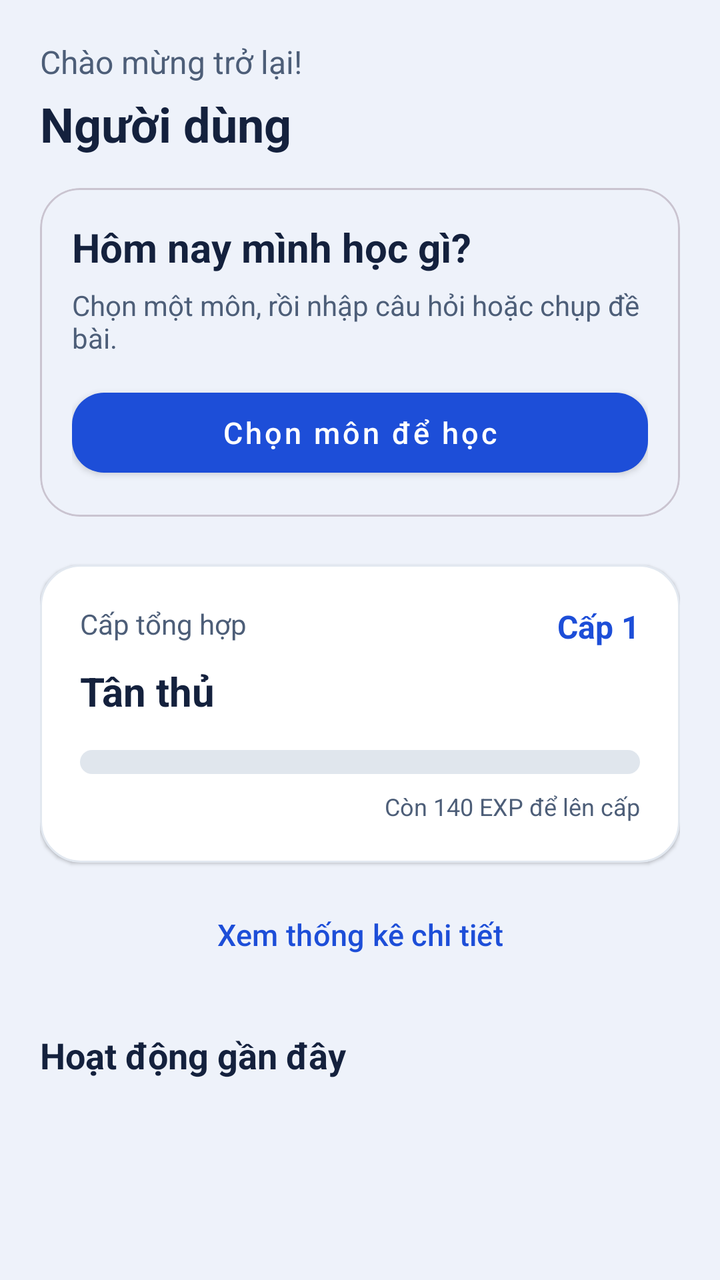
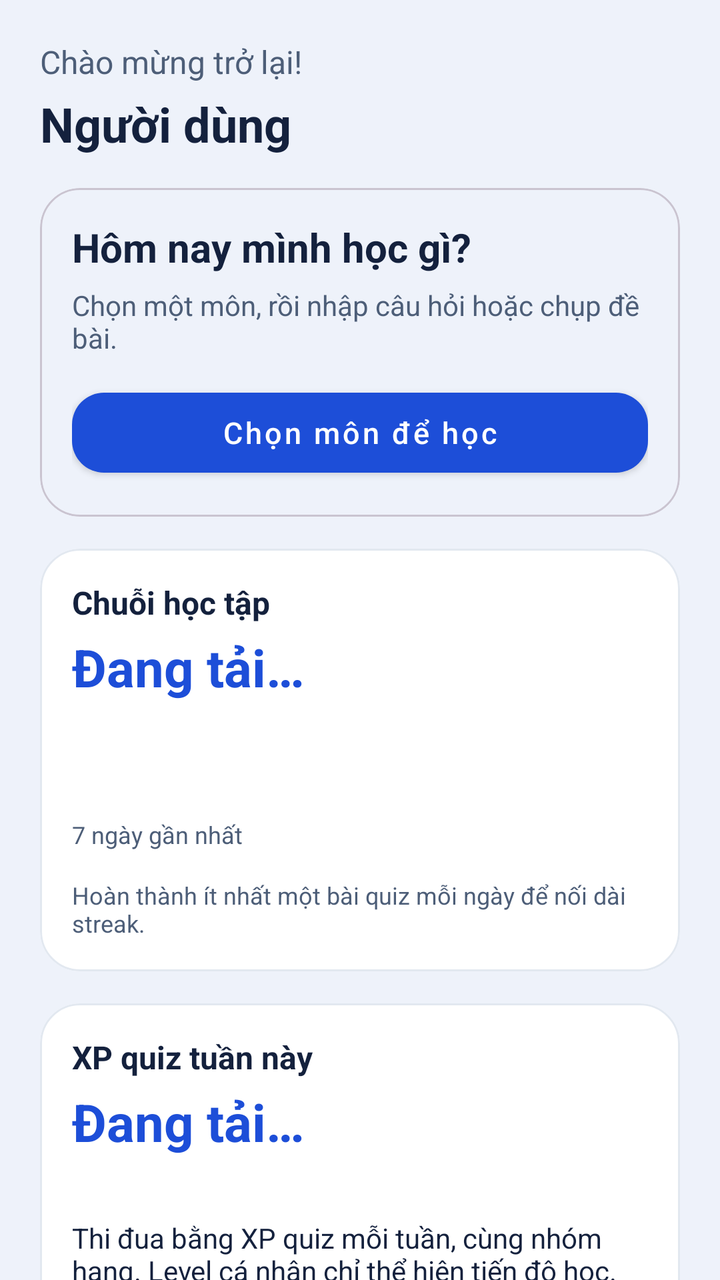

Screens rendered from an Android XML layout before and after an edit, with the pre-edit source and the edit as a unified diff.
<!-- AndroidManifest.xml: activity theme Theme.ASMfinal -->
<!-- res/layout/fragment_home.xml -->
<androidx.core.widget.NestedScrollView xmlns:android="http://schemas.android.com/apk/res/android" xmlns:app="http://schemas.android.com/apk/res-auto" android:layout_width="match_parent" android:layout_height="match_parent" android:background="@color/neumorphic_background">

    <LinearLayout android:layout_width="match_parent" android:layout_height="wrap_content" android:orientation="vertical" android:padding="20dp">


        <TextView android:id="@+id/tv_home_welcome" android:layout_width="wrap_content" android:layout_height="wrap_content" android:text="@string/home_welcome_back" android:textColor="@color/textColorSecondary" android:textSize="16sp" />

        <TextView android:id="@+id/txt_home_content" android:layout_width="wrap_content" android:layout_height="wrap_content" android:layout_marginTop="4dp" android:text="@string/home_default_user" android:textColor="@color/textColorPrimary" android:textSize="24sp" android:textStyle="bold" />


        <com.google.android.material.card.MaterialCardView android:layout_width="match_parent" android:layout_height="wrap_content" android:layout_marginTop="16dp" app:cardCornerRadius="20dp" app:cardElevation="0dp" app:cardBackgroundColor="@color/backgroundColor">
            <LinearLayout android:layout_width="match_parent" android:layout_height="wrap_content" android:orientation="vertical" android:padding="16dp">
                <TextView android:layout_width="match_parent" android:layout_height="wrap_content" android:text="@string/ux_start_title" android:textColor="@color/textColorPrimary" android:textSize="20sp" android:textStyle="bold" />
                <TextView android:id="@+id/text_learning_hint" android:layout_width="match_parent" android:layout_height="wrap_content" android:layout_marginTop="6dp" android:text="@string/ux_start_hint" android:textColor="@color/textColorSecondary" android:textSize="14sp" />
                <com.google.android.material.button.MaterialButton android:id="@+id/button_start_learning" android:layout_width="match_parent" android:layout_height="wrap_content" android:minHeight="52dp" android:layout_marginTop="12dp" android:text="@string/ux_choose_subject" />
            </LinearLayout>
        </com.google.android.material.card.MaterialCardView>

        <TextView android:id="@+id/tv_dashboard_status" android:layout_width="match_parent" android:layout_height="wrap_content" android:minHeight="48dp" android:text="@string/dashboard_partial" android:textColor="@color/textColorSecondary" android:textSize="14sp" android:visibility="gone" android:clickable="true" android:focusable="true" /><androidx.cardview.widget.CardView android:layout_width="match_parent" android:layout_height="wrap_content" android:layout_marginTop="24dp" app:cardCornerRadius="20dp" app:cardElevation="1dp" app:cardBackgroundColor="@android:color/transparent">

            <LinearLayout android:layout_width="match_parent" android:layout_height="wrap_content" android:background="@drawable/neumorphic_card_bg" android:orientation="vertical" android:padding="20dp">

                <RelativeLayout android:layout_width="match_parent" android:layout_height="wrap_content">

                    <TextView android:id="@+id/tv_total_level_label" android:layout_width="match_parent" android:layout_height="wrap_content" android:text="@string/home_overall_level" android:textColor="@color/textColorSecondary" android:textSize="14sp" android:layout_toStartOf="@id/tv_total_level_value" android:layout_marginEnd="8dp" />

                    <TextView android:id="@+id/tv_total_level_value" android:layout_width="wrap_content" android:layout_height="wrap_content" android:layout_alignParentEnd="true" android:text="@string/home_default_level" android:textColor="@color/neumorphic_accent" android:textSize="16sp" android:textStyle="bold" />
                </RelativeLayout>

                <TextView android:id="@+id/tv_level_title" android:layout_width="wrap_content" android:layout_height="wrap_content" android:layout_marginTop="8dp" android:text="@string/home_level_1" android:textColor="@color/textColorPrimary" android:textSize="20sp" android:textStyle="bold" />

                <ProgressBar android:id="@+id/pb_total_exp" style="@android:style/Widget.ProgressBar.Horizontal" android:layout_width="match_parent" android:layout_height="12dp" android:layout_marginTop="16dp" android:max="100" android:progress="0" android:progressDrawable="@drawable/custom_progress_bar" />

                <TextView android:id="@+id/tv_exp_detail" android:layout_width="wrap_content" android:layout_height="wrap_content" android:layout_gravity="end" android:layout_marginTop="8dp" android:text="@string/home_default_exp_remaining" android:textColor="@color/textColorSecondary" android:textSize="12sp" />

            </LinearLayout>
        </androidx.cardview.widget.CardView>


        <com.google.android.material.button.MaterialButton android:id="@+id/button_stats_toggle" android:layout_width="match_parent" android:layout_height="wrap_content" android:minHeight="48dp" android:layout_marginTop="12dp" android:text="@string/ux_show_stats" style="@style/Widget.Material3.Button.TextButton" />
        <LinearLayout android:id="@+id/layout_detailed_stats" android:layout_width="match_parent" android:layout_height="wrap_content" android:orientation="vertical" android:visibility="gone">
        <com.example.mentor.ui.AdaptiveCardRow android:layout_width="match_parent" android:layout_height="wrap_content" android:layout_marginTop="24dp" android:baselineAligned="false" android:orientation="horizontal">


            <androidx.cardview.widget.CardView android:layout_width="0dp" android:layout_height="wrap_content" android:layout_weight="1.2" android:layout_marginEnd="8dp" app:cardCornerRadius="20dp" app:cardElevation="1dp" app:cardBackgroundColor="@android:color/transparent">

                <LinearLayout android:layout_width="match_parent" android:layout_height="match_parent" android:background="@drawable/neumorphic_card_bg" android:gravity="center" android:orientation="vertical" android:padding="16dp">

                    <TextView android:layout_width="wrap_content" android:layout_height="wrap_content" android:text="@string/home_completion_ratio" android:textColor="@color/textColorPrimary" android:textSize="14sp" android:textStyle="bold" />

                    <com.example.asm_final.utils.SimplePieChartView android:id="@+id/pie_chart_exp" android:layout_width="120dp" android:layout_height="120dp" android:layout_marginTop="12dp" />

                    <TextView android:id="@+id/tv_chart_summary" android:layout_width="wrap_content" android:layout_height="wrap_content" android:layout_marginTop="8dp" android:text="@string/home_based_on_exp" android:textColor="@color/textColorSecondary" android:textSize="12sp" />
                </LinearLayout>
            </androidx.cardview.widget.CardView>


            <androidx.cardview.widget.CardView android:layout_width="0dp" android:layout_height="wrap_content" android:layout_weight="1" android:layout_marginStart="8dp" app:cardCornerRadius="20dp" app:cardElevation="1dp" app:cardBackgroundColor="@android:color/transparent">

                <LinearLayout android:layout_width="match_parent" android:layout_height="match_parent" android:background="@drawable/neumorphic_card_bg" android:orientation="vertical" android:padding="16dp">

                    <TextView android:layout_width="wrap_content" android:layout_height="wrap_content" android:text="@string/home_learning_time" android:textColor="@color/textColorPrimary" android:textSize="14sp" android:textStyle="bold" />


                    <TextView android:layout_width="wrap_content" android:layout_height="wrap_content" android:text="@string/cat_math" android:textSize="12sp" android:layout_marginTop="12dp" />
                    <ProgressBar android:id="@+id/pb_time_math" style="@android:style/Widget.ProgressBar.Horizontal" android:layout_width="match_parent" android:layout_height="4dp" android:progressDrawable="@drawable/custom_progress_bar" />

                    <TextView android:layout_width="wrap_content" android:layout_height="wrap_content" android:text="@string/cat_science" android:textSize="12sp" android:layout_marginTop="6dp" />
                    <ProgressBar android:id="@+id/pb_time_science" style="@android:style/Widget.ProgressBar.Horizontal" android:layout_width="match_parent" android:layout_height="4dp" android:progressDrawable="@drawable/custom_progress_bar" />

                    <TextView android:layout_width="wrap_content" android:layout_height="wrap_content" android:text="@string/cat_history" android:textSize="12sp" android:layout_marginTop="6dp" />
                    <ProgressBar android:id="@+id/pb_time_history" style="@android:style/Widget.ProgressBar.Horizontal" android:layout_width="match_parent" android:layout_height="4dp" android:progressDrawable="@drawable/custom_progress_bar" />

                    <TextView android:layout_width="wrap_content" android:layout_height="wrap_content" android:text="@string/cat_it" android:textSize="12sp" android:layout_marginTop="6dp" />
                    <ProgressBar android:id="@+id/pb_time_prog" style="@android:style/Widget.ProgressBar.Horizontal" android:layout_width="match_parent" android:layout_height="4dp" android:progressDrawable="@drawable/custom_progress_bar" />

                </LinearLayout>
            </androidx.cardview.widget.CardView>
        </com.example.mentor.ui.AdaptiveCardRow>

        <TextView android:layout_width="wrap_content" android:layout_height="wrap_content" android:layout_marginTop="24dp" android:text="@string/home_subject_progress" android:textColor="@color/textColorPrimary" android:textSize="18sp" android:textStyle="bold" />

        <HorizontalScrollView android:layout_width="match_parent" android:layout_height="wrap_content" android:layout_marginTop="12dp" android:scrollbars="none">

            <LinearLayout android:layout_width="wrap_content" android:layout_height="wrap_content" android:orientation="horizontal">

                <include layout="@layout/item_subject_mini_stat" android:id="@+id/mini_math" />
                <include layout="@layout/item_subject_mini_stat" android:id="@+id/mini_science" />
                <include layout="@layout/item_subject_mini_stat" android:id="@+id/mini_history" />
                <include layout="@layout/item_subject_mini_stat" android:id="@+id/mini_prog" />
            </LinearLayout>
        </HorizontalScrollView>



        </LinearLayout>

        <TextView android:layout_width="wrap_content" android:layout_height="wrap_content" android:layout_marginTop="24dp" android:text="@string/home_recent_activity" android:textColor="@color/textColorPrimary" android:textSize="18sp" android:textStyle="bold" />

        <TextView android:id="@+id/text_recent_empty" android:layout_width="match_parent" android:layout_height="wrap_content" android:layout_marginTop="12dp" android:text="@string/ux_no_activity" android:textColor="@color/textColorSecondary" android:textSize="14sp" android:visibility="gone" />
        <androidx.recyclerview.widget.RecyclerView android:id="@+id/rv_recent_activity" android:layout_width="match_parent" android:layout_height="wrap_content" android:layout_marginTop="12dp" android:nestedScrollingEnabled="false" />

    </LinearLayout>
</androidx.core.widget.NestedScrollView>
<!-- res/layout/item_subject_mini_stat.xml (included above) -->
<androidx.cardview.widget.CardView xmlns:android="http://schemas.android.com/apk/res/android" xmlns:app="http://schemas.android.com/apk/res-auto" android:layout_width="140dp" android:layout_height="wrap_content" android:layout_marginEnd="12dp" app:cardBackgroundColor="@android:color/transparent" app:cardCornerRadius="20dp" app:cardElevation="1dp">

    <LinearLayout android:layout_width="match_parent" android:layout_height="wrap_content" android:background="@drawable/neumorphic_card_bg" android:orientation="vertical" android:padding="12dp">

        <LinearLayout android:layout_width="match_parent" android:layout_height="wrap_content" android:gravity="center_vertical" android:orientation="horizontal">

            <ImageView android:id="@+id/iv_mini_icon" android:layout_width="20dp" android:layout_height="20dp" android:src="@drawable/ic_math_stat" android:contentDescription="@null" android:importantForAccessibility="no" />

            <TextView android:id="@+id/tv_mini_name" android:layout_width="wrap_content" android:layout_height="wrap_content" android:layout_marginStart="8dp" android:text="@string/cat_math" android:textColor="@color/textColorPrimary" android:textSize="12sp" android:textStyle="bold" />
        </LinearLayout>

        <TextView android:id="@+id/tv_mini_exp" android:layout_width="wrap_content" android:layout_height="wrap_content" android:layout_marginTop="8dp" android:text="@string/zero_exp" android:textColor="@color/textColorSecondary" android:textSize="12sp" />

        <ProgressBar android:id="@+id/pb_mini_stat" style="@android:style/Widget.ProgressBar.Horizontal" android:layout_width="match_parent" android:layout_height="3dp" android:layout_marginTop="6dp" android:progressDrawable="@drawable/custom_progress_bar" />
    </LinearLayout>
</androidx.cardview.widget.CardView>
<!-- resources referenced by this layout -->
<resources>
  <color name="backgroundColor">#EEF2FA</color>
  <color name="neumorphic_accent">#1D4ED8</color>
  <color name="neumorphic_background">#EEF2FA</color>
  <color name="textColorPrimary">#14213D</color>
  <color name="textColorSecondary">#4D5E78</color>
  <!-- drawable neumorphic_card_bg (drawable) -->
  <shape xmlns:android="http://schemas.android.com/apk/res/android"><solid android:color="@color/surfaceColor"/><corners android:radius="20dp"/><stroke android:width="1dp" android:color="@color/dividerColor"/></shape>
  <string name="cat_history">Lịch sử</string>
  <string name="cat_it">Lập trình</string>
  <string name="cat_math">Toán học</string>
  <string name="cat_science">Khoa học</string>
  <string name="dashboard_partial">Một số tiến độ chưa tải được. Chạm để thử lại.</string>
  <string name="home_based_on_exp">Tỉ trọng EXP giữa các môn</string>
  <string name="home_completion_ratio">Phân bố EXP</string>
  <string name="home_default_exp_remaining">Còn 140 EXP để lên cấp</string>
  <string name="home_default_level">Cấp 1</string>
  <string name="home_default_user">Người dùng</string>
  <string name="home_learning_time">So sánh EXP</string>
  <string name="home_level_1">Tân thủ</string>
  <string name="home_overall_level">Cấp tổng hợp</string>
  <string name="home_recent_activity">Hoạt động gần đây</string>
  <string name="home_subject_progress">EXP và cấp theo môn</string>
  <string name="home_welcome_back">Chào mừng trở lại!</string>
  <string name="ux_choose_subject">Chọn môn để học</string>
  <string name="ux_no_activity">Chưa có hoạt động học. Bắt đầu bằng cách chọn một môn ở phía trên.</string>
  <string name="ux_show_stats">Xem thống kê chi tiết</string>
  <string name="ux_start_hint">Chọn một môn, rồi nhập câu hỏi hoặc chụp đề bài.</string>
  <string name="ux_start_title">Hôm nay mình học gì?</string>
  <string name="zero_exp">0 EXP</string>
  <style name="Theme.ASMfinal" parent="Base.Theme.ASMfinal" />
  <color name="progressTrackColor">#E0E6ED</color>
  <color name="primaryColor">#1D4ED8</color>
  <color name="primaryDarkColor">#163FA7</color>
  <color name="surfaceColor">#FFFFFF</color>
  <color name="dividerColor">#E2E8F0</color>
  <color name="white">#FFFFFFFF</color>
  <color name="primaryContainerColor">#DCE7FF</color>
  <color name="accentColor">#087F72</color>
  <color name="black">#FF000000</color>
  <color name="surfaceVariantColor">#E2E9F5</color>
  <style name="MentorAppInput" parent="Widget.MaterialComponents.TextInputLayout.OutlinedBox">
          <item name="boxCornerRadiusTopStart">16dp</item><item name="boxCornerRadiusTopEnd">16dp</item>
          <item name="boxCornerRadiusBottomStart">16dp</item><item name="boxCornerRadiusBottomEnd">16dp</item>
      </style>
  <style name="MentorWindowAnimation"><item name="android:activityOpenEnterAnimation">@anim/mentor_enter</item><item name="android:activityOpenExitAnimation">@anim/mentor_exit</item><item name="android:activityCloseEnterAnimation">@anim/mentor_enter</item><item name="android:activityCloseExitAnimation">@anim/mentor_exit</item></style>
  <color name="mentor_app_button">#1D4ED8</color>
  <!-- unchanged entries left out for length: 4 -->
</resources>

<!-- the commit's change to res/layout/fragment_home.xml (unified diff, before → after) -->
@@ -15,6 +15,9 @@
                 <com.google.android.material.button.MaterialButton android:id="@+id/button_start_learning" android:layout_width="match_parent" android:layout_height="wrap_content" android:minHeight="52dp" android:layout_marginTop="12dp" android:text="@string/ux_choose_subject" />
             </LinearLayout>
         </com.google.android.material.card.MaterialCardView>
+
+        <include layout="@layout/card_learning_streak" />
+        <include layout="@layout/card_weekly_quiz" />
 
         <TextView android:id="@+id/tv_dashboard_status" android:layout_width="match_parent" android:layout_height="wrap_content" android:minHeight="48dp" android:text="@string/dashboard_partial" android:textColor="@color/textColorSecondary" android:textSize="14sp" android:visibility="gone" android:clickable="true" android:focusable="true" /><androidx.cardview.widget.CardView android:layout_width="match_parent" android:layout_height="wrap_content" android:layout_marginTop="24dp" app:cardCornerRadius="20dp" app:cardElevation="1dp" app:cardBackgroundColor="@android:color/transparent">
 
@@ -102,6 +105,32 @@
 
     </LinearLayout>
 </androidx.core.widget.NestedScrollView>
+<!-- res/layout/card_learning_streak.xml (included above) -->
+<com.google.android.material.card.MaterialCardView xmlns:android="http://schemas.android.com/apk/res/android" xmlns:app="http://schemas.android.com/apk/res-auto"
+    android:id="@+id/card_learning_streak" android:layout_width="match_parent" android:layout_height="wrap_content" android:layout_marginTop="16dp"
+    app:cardCornerRadius="20dp" app:cardElevation="0dp" app:cardBackgroundColor="@color/surfaceColor" app:strokeWidth="1dp" app:strokeColor="@color/dividerColor">
+    <LinearLayout android:layout_width="match_parent" android:layout_height="wrap_content" android:orientation="vertical" android:padding="16dp">
+        <TextView android:layout_width="match_parent" android:layout_height="wrap_content" android:text="@string/streak_title" android:textSize="16sp" android:textStyle="bold" android:textColor="@color/textColorPrimary" />
+        <TextView android:id="@+id/streak_current" android:layout_width="match_parent" android:layout_height="wrap_content" android:layout_marginTop="4dp" android:text="@string/streak_loading" android:textSize="26sp" android:textStyle="bold" android:textColor="@color/primaryColor" />
+        <TextView android:id="@+id/streak_best" android:layout_width="match_parent" android:layout_height="wrap_content" android:layout_marginTop="2dp" android:textSize="14sp" android:textColor="@color/textColorSecondary" />
+        <TextView android:id="@+id/streak_status" android:layout_width="match_parent" android:layout_height="wrap_content" android:layout_marginTop="8dp" android:textSize="14sp" android:textColor="@color/textColorPrimary" android:accessibilityLiveRegion="polite" />
+        <TextView android:layout_width="match_parent" android:layout_height="wrap_content" android:layout_marginTop="10dp" android:text="@string/streak_week" android:textSize="12sp" android:textColor="@color/textColorSecondary" />
+        <LinearLayout android:id="@+id/streak_week_days" android:layout_width="match_parent" android:layout_height="wrap_content" android:layout_marginTop="6dp" android:orientation="horizontal" android:baselineAligned="false" />
+        <TextView android:layout_width="match_parent" android:layout_height="wrap_content" android:layout_marginTop="8dp" android:text="@string/streak_rule" android:textSize="12sp" android:textColor="@color/textColorSecondary" />
+    </LinearLayout>
+</com.google.android.material.card.MaterialCardView>
+<!-- res/layout/card_weekly_quiz.xml (included above) -->
+<com.google.android.material.card.MaterialCardView xmlns:android="http://schemas.android.com/apk/res/android" xmlns:app="http://schemas.android.com/apk/res-auto"
+ android:layout_width="match_parent" android:layout_height="wrap_content" android:layout_marginTop="16dp"
+ app:cardCornerRadius="20dp" app:cardElevation="0dp" app:cardBackgroundColor="@color/surfaceColor" app:strokeWidth="1dp" app:strokeColor="@color/dividerColor">
+ <LinearLayout android:layout_width="match_parent" android:layout_height="wrap_content" android:orientation="vertical" android:padding="16dp">
+ <TextView android:layout_width="match_parent" android:layout_height="wrap_content" android:text="@string/weekly_quiz_title" android:textSize="16sp" android:textStyle="bold" android:textColor="@color/textColorPrimary" />
+ <TextView android:id="@+id/weekly_quiz_xp" android:layout_width="match_parent" android:layout_height="wrap_content" android:layout_marginTop="4dp" android:text="@string/streak_loading" android:textSize="26sp" android:textStyle="bold" android:textColor="@color/primaryColor" />
+ <TextView android:id="@+id/weekly_quiz_period" android:layout_width="match_parent" android:layout_height="wrap_content" android:layout_marginTop="4dp" android:textSize="14sp" android:textColor="@color/textColorSecondary" />
+ <TextView android:layout_width="match_parent" android:layout_height="wrap_content" android:layout_marginTop="8dp" android:text="@string/weekly_quiz_rule" android:textSize="14sp" android:textColor="@color/textColorPrimary" />
+ <TextView android:layout_width="match_parent" android:layout_height="wrap_content" android:layout_marginTop="8dp" android:text="@string/weekly_quiz_pending" android:textSize="12sp" android:textColor="@color/textColorSecondary" />
+ </LinearLayout>
+</com.google.android.material.card.MaterialCardView>
 <!-- res/layout/item_subject_mini_stat.xml (included above) -->
 <androidx.cardview.widget.CardView xmlns:android="http://schemas.android.com/apk/res/android" xmlns:app="http://schemas.android.com/apk/res-auto" android:layout_width="140dp" android:layout_height="wrap_content" android:layout_marginEnd="12dp" app:cardBackgroundColor="@android:color/transparent" app:cardCornerRadius="20dp" app:cardElevation="1dp">
 
<!-- resource entries referenced after the edit -->
@@ -23,11 +23,18 @@
   <string name="home_recent_activity">Hoạt động gần đây</string>
   <string name="home_subject_progress">EXP và cấp theo môn</string>
   <string name="home_welcome_back">Chào mừng trở lại!</string>
+  <string name="streak_loading">Đang tải…</string>
+  <string name="streak_rule">Hoàn thành ít nhất một bài quiz mỗi ngày để nối dài streak.</string>
+  <string name="streak_title">Chuỗi học tập</string>
+  <string name="streak_week">7 ngày gần nhất</string>
   <string name="ux_choose_subject">Chọn môn để học</string>
   <string name="ux_no_activity">Chưa có hoạt động học. Bắt đầu bằng cách chọn một môn ở phía trên.</string>
   <string name="ux_show_stats">Xem thống kê chi tiết</string>
   <string name="ux_start_hint">Chọn một môn, rồi nhập câu hỏi hoặc chụp đề bài.</string>
   <string name="ux_start_title">Hôm nay mình học gì?</string>
+  <string name="weekly_quiz_pending">Giải đấu chưa mở. Đây là XP lưu trên thiết bị, chưa phải điểm xếp hạng.</string>
+  <string name="weekly_quiz_rule">Thi đua bằng XP quiz mỗi tuần, cùng nhóm hạng. Level cá nhân chỉ thể hiện tiến độ học.</string>
+  <string name="weekly_quiz_title">XP quiz tuần này</string>
   <string name="zero_exp">0 EXP</string>
   <style name="Theme.ASMfinal" parent="Base.Theme.ASMfinal" />
   <color name="progressTrackColor">#E0E6ED</color>
